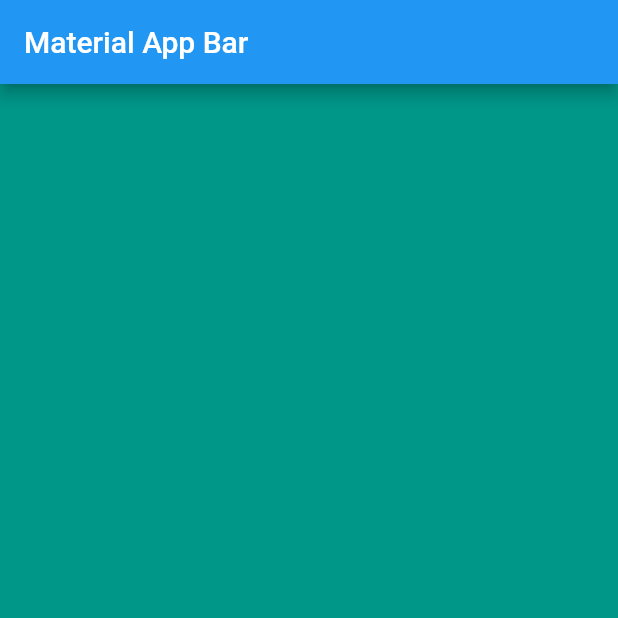
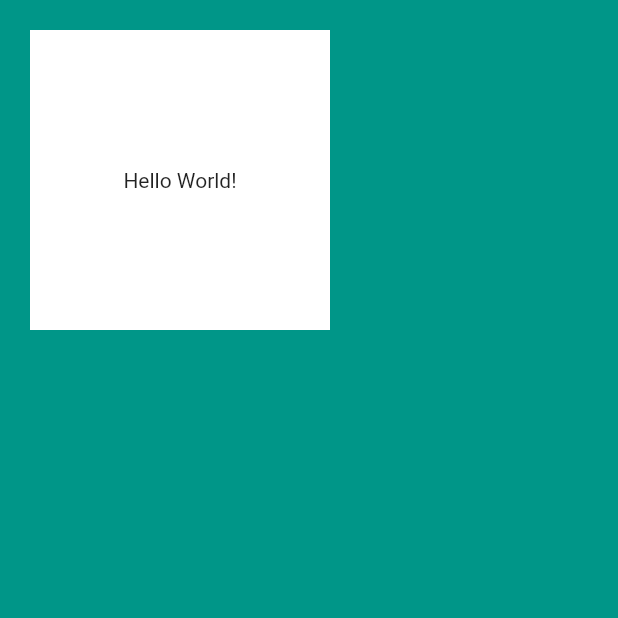
Before and after one commit to christiandarvs/Mi_Card_Udemy_Flutter, a Flutter app: the screen it shows after launch, on a phone screen of 412 x 824 dp, the top half of it. Run offline on Flutter 3.47's test engine with Material 2 defaults, Android fonts, the phone set to English and light mode, and no system bars.

Commit message:
change color and alignment of container

```diff
--- a/lib/main.dart
+++ b/lib/main.dart
@@ -10,10 +10,18 @@ class MyApp extends StatelessWidget {
     return MaterialApp(
       title: 'Material App',
       home: Scaffold(
-        appBar: AppBar(
-          title: const Text('Material App Bar'),
+        backgroundColor: Colors.teal,
+        body: SafeArea(
+          child: Container(
+            color: Colors.white,
+            height: 200,
+            width: 200,
+            alignment: Alignment.center,
+            margin: const EdgeInsets.all(20),
+            padding: const EdgeInsets.all(20),
+            child: const Text('Hello World!'),
+          ),
         ),
-        backgroundColor: Colors.teal,
       ),
     );
   }
```
